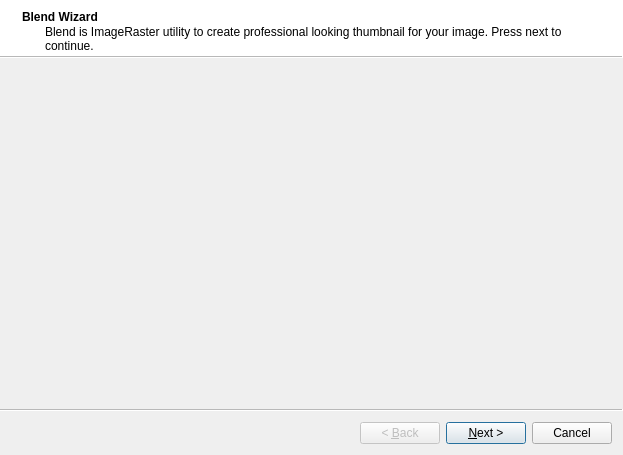
Old version of the form BlendWizard.ui in the repository lebenasa/ImageRaster.
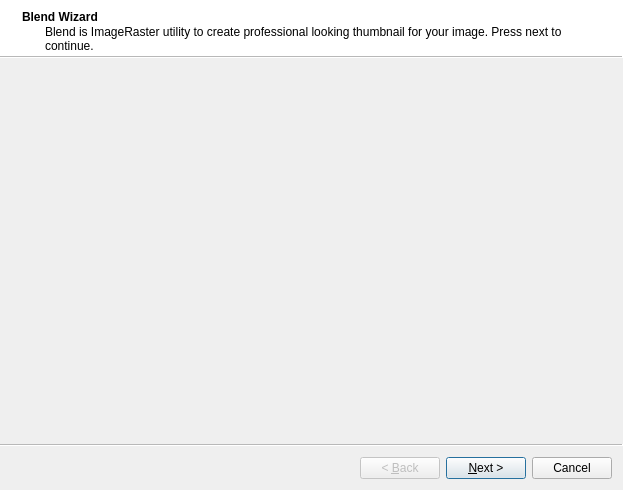
New version of the form. Custom widgets are drawn as their Qt base class.

Diff of the .ui file:
```diff
--- a/BlendWizard.ui
+++ b/BlendWizard.ui
@@ -7,7 +7,7 @@
     <x>0</x>
     <y>0</y>
     <width>623</width>
-    <height>455</height>
+    <height>490</height>
    </rect>
   </property>
   <property name="windowTitle">
```
Left out of the diff: 115 changed lines with no effect on the pictures.
